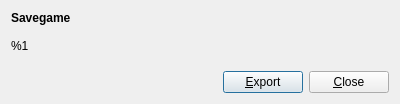
Old version of the form SavegameDialog.ui in the repository SyDevTeam/gta5view.
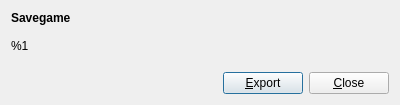
New version of the form.

```diff
--- a/SavegameDialog.ui
+++ b/SavegameDialog.ui
@@ -7,7 +7,7 @@
     <x>0</x>
     <y>0</y>
     <width>400</width>
-    <height>104</height>
+    <height>105</height>
    </rect>
   </property>
   <property name="windowTitle">
```
